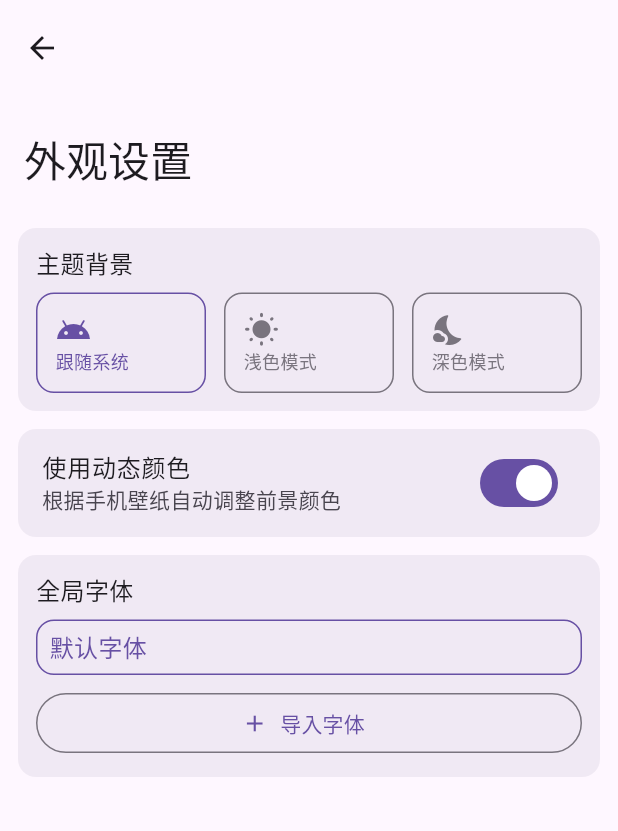
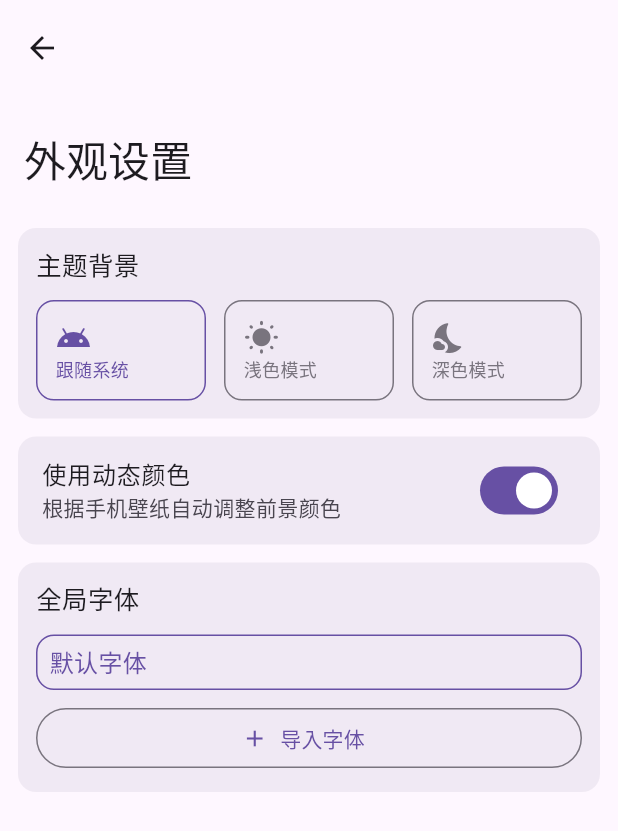
Before and after one commit to gvenusleo/QChat, a Flutter app: the ThemeSettingView screen opened by its route, on a phone screen of 412 x 824 dp. Shown: the top 831 px of the screen. Run offline on Flutter 3.47's test engine with Material 3 defaults, Android fonts, the phone set to English and light mode, and no system bars; drawn by our look-alikes of dynamic_color; our stand-ins replace dio, file_picker, flutter_markdown, fluttertoast, get, isar and 2 more; missing offline and left inert: flutter_math_fork, markdown, openai_dart; accounts and stored records are empty; generated files the repository leaves out were written again; Roboto replaces fonts that are missing (默认字体).

Commit message:
Update UI layout and spacing

```diff
--- a/lib/ui/views/chat/chat_setting/chat_setting_view.dart
+++ b/lib/ui/views/chat/chat_setting/chat_setting_view.dart
@@ -47,6 +47,7 @@ class _ChatSettingViewState extends State<ChatSettingView> {
                 });
               },
             ),
+            const SizedBox(height: 12),
             ItemCard(
               title: 'AI 服务',
               item: InkWell(
@@ -74,6 +75,7 @@ class _ChatSettingViewState extends State<ChatSettingView> {
                 ),
               ),
             ),
+            const SizedBox(height: 12),
             ItemCard(
               title: 'AI 模型',
               item: InkWell(
@@ -101,6 +103,7 @@ class _ChatSettingViewState extends State<ChatSettingView> {
                 ),
               ),
             ),
+            const SizedBox(height: 12),
             SlideItemCard(
               title: 'Temperature',
               description: '采样温度，用于控制输出的随机性，取值范围是：(0.0,1.0]，'
@@ -117,6 +120,7 @@ class _ChatSettingViewState extends State<ChatSettingView> {
                 });
               },
             ),
+            const SizedBox(height: 12),
             SlideItemCard(
               title: '对话历史',
               description: '每次请求附带的历史对话数量。',
--- a/lib/ui/views/setting/api_setting/openai_setting_view.dart
+++ b/lib/ui/views/setting/api_setting/openai_setting_view.dart
@@ -40,6 +40,7 @@ class _OpenAISettingViewState extends State<OpenAISettingView> {
                     prefs.setString('openAIKey', value);
                   },
                 ),
+                const SizedBox(height: 12),
                 InputItemCard(
                   title: 'API Server',
                   controller: _serverController,
--- a/lib/ui/views/setting/parameter_setting/parameter_setting_view.dart
+++ b/lib/ui/views/setting/parameter_setting/parameter_setting_view.dart
@@ -36,6 +36,7 @@ class _ParameterSettingViewState extends State<ParameterSettingView> {
                     prefs.setDouble('defaultTemperature', value);
                   },
                 ),
+                const SizedBox(height: 12),
                 SlideItemCard(
                   title: '对话历史',
                   description: '每次请求附带的历史对话数量。',
--- a/lib/ui/views/setting/theme_setting/theme_setting_view.dart
+++ b/lib/ui/views/setting/theme_setting/theme_setting_view.dart
@@ -2,6 +2,7 @@ import 'package:dynamic_color/dynamic_color.dart';
 import 'package:flutter/material.dart';
 import 'package:get/get.dart';
 import 'package:qchat/ui/viewmodels/theme_setting/theme_setting_controller.dart';
+import 'package:qchat/ui/widgets/item_card.dart';
 
 class ThemeSettingView extends StatelessWidget {
   ThemeSettingView({super.key});
@@ -26,26 +27,9 @@ class ThemeSettingView extends StatelessWidget {
             ),
             SliverList.list(
               children: [
-                Container(
-                  margin: const EdgeInsets.fromLTRB(12, 0, 12, 12),
-                  padding: const EdgeInsets.all(12),
-                  decoration: BoxDecoration(
-                    color: Theme.of(context)
-                        .colorScheme
-                        .surfaceVariant
-                        .withAlpha(150),
-                    borderRadius: BorderRadius.circular(12),
-                  ),
-                  child: Column(
-                    mainAxisAlignment: MainAxisAlignment.center,
-                    crossAxisAlignment: CrossAxisAlignment.start,
-                    children: [
-                      const Text(
-                        '主题背景',
-                        style: TextStyle(fontSize: 16),
-                      ),
-                      const SizedBox(height: 8),
-                      Row(
+                ItemCard(
+                  title: '主题背景',
+                  item: Row(
                     mainAxisAlignment: MainAxisAlignment.center,
                     crossAxisAlignment: CrossAxisAlignment.center,
                     children: [
@@ -56,26 +40,21 @@ class ThemeSettingView extends StatelessWidget {
                               c.updateThemeMode(i);
                             },
                             borderRadius: BorderRadius.circular(12),
-                                child: Obx(() => Container(
+                            child: Obx(
+                              () => Container(
                                 padding: const EdgeInsets.all(12),
                                 decoration: BoxDecoration(
                                   borderRadius: BorderRadius.circular(12),
                                   border: Border.all(
                                     color: c.themeMode.value == i
-                                              ? Theme.of(context)
-                                                  .colorScheme
-                                                  .primary
-                                              : Theme.of(context)
-                                                  .colorScheme
-                                                  .outline,
+                                        ? Theme.of(context).colorScheme.primary
+                                        : Theme.of(context).colorScheme.outline,
                                     width: 1,
                                   ),
                                 ),
                                 child: Column(
-                                        mainAxisAlignment:
-                                            MainAxisAlignment.center,
-                                        crossAxisAlignment:
-                                            CrossAxisAlignment.start,
+                                  mainAxisAlignment: MainAxisAlignment.center,
+                                  crossAxisAlignment: CrossAxisAlignment.start,
                                   children: [
                                     Icon(
                                       _themeIcons[i],
@@ -101,18 +80,17 @@ class ThemeSettingView extends StatelessWidget {
                                     ),
                                   ],
                                 ),
-                                    )),
+                              ),
+                            ),
                           ),
                         ),
                         if (i != 2) const SizedBox(width: 12),
                       ],
                     ],
-                      )
-                    ],
                   ),
                 ),
                 Padding(
-                  padding: const EdgeInsets.symmetric(horizontal: 12),
+                  padding: const EdgeInsets.all(12),
                   child: DynamicColorBuilder(
                     builder: (ColorScheme? light, ColorScheme? dark) {
                       return SwitchListTile(
@@ -133,25 +111,12 @@ class ThemeSettingView extends StatelessWidget {
                     },
                   ),
                 ),
-                Container(
-                  margin: const EdgeInsets.all(12),
-                  padding: const EdgeInsets.all(12),
-                  decoration: BoxDecoration(
-                    color: Theme.of(context)
-                        .colorScheme
-                        .surfaceVariant
-                        .withAlpha(150),
-                    borderRadius: BorderRadius.circular(12),
-                  ),
-                  child: Column(
+                ItemCard(
+                  title: '全局字体',
+                  item: Column(
                     mainAxisAlignment: MainAxisAlignment.center,
                     crossAxisAlignment: CrossAxisAlignment.start,
                     children: [
-                      const Text(
-                        '全局字体',
-                        style: TextStyle(fontSize: 16),
-                      ),
-                      const SizedBox(height: 8),
                       Obx(
                         () => Column(
                           mainAxisAlignment: MainAxisAlignment.center,
--- a/lib/ui/widgets/item_card.dart
+++ b/lib/ui/widgets/item_card.dart
@@ -19,7 +19,7 @@ class ItemCard extends StatelessWidget {
         color: Theme.of(context).colorScheme.surfaceVariant.withAlpha(150),
         borderRadius: BorderRadius.circular(12),
       ),
-      margin: const EdgeInsets.fromLTRB(12, 0, 12, 12),
+      margin: const EdgeInsets.symmetric(horizontal: 12),
       padding: const EdgeInsets.symmetric(horizontal: 12, vertical: 12),
       child: Column(
         mainAxisAlignment: MainAxisAlignment.center,
@@ -27,7 +27,7 @@ class ItemCard extends StatelessWidget {
         children: [
           Text(
             title,
-            style: const TextStyle(fontSize: 18),
+            style: const TextStyle(fontSize: 17),
           ),
           const SizedBox(height: 4),
           if (description != null)
@@ -38,7 +38,10 @@ class ItemCard extends StatelessWidget {
                 style: const TextStyle(fontSize: 14),
               ),
             ),
-          item,
+          Padding(
+            padding: const EdgeInsets.only(top: 8),
+            child: item,
+          ),
         ],
       ),
     );
```
Lines whose indentation alone changed are shown as unchanged.
